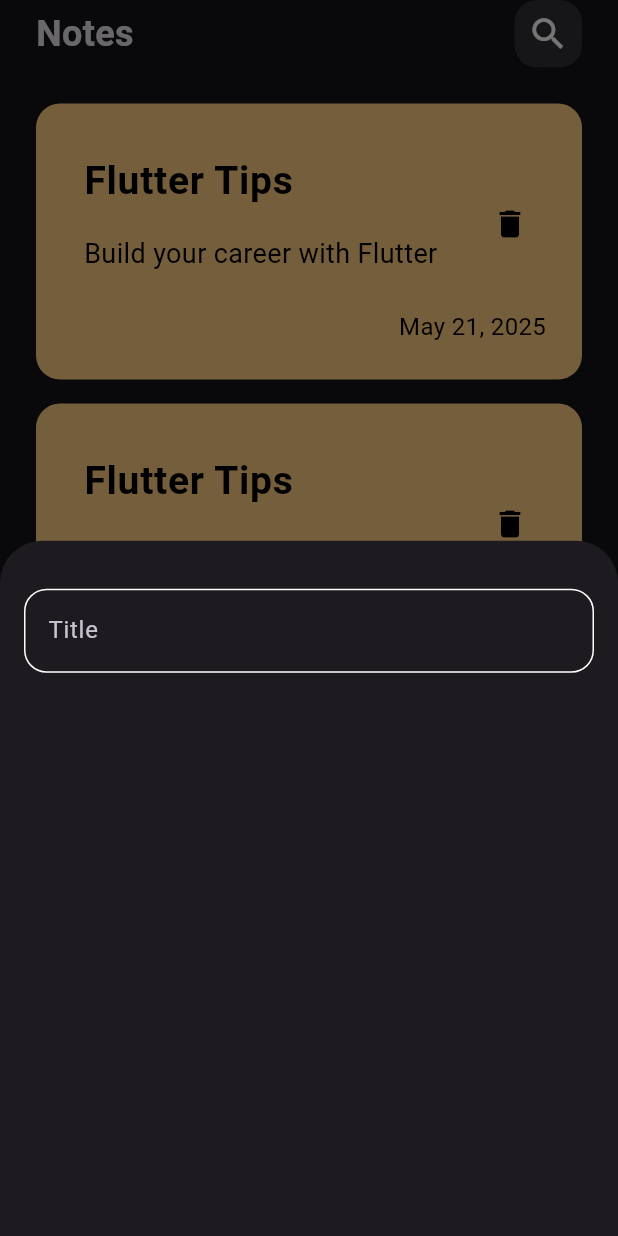
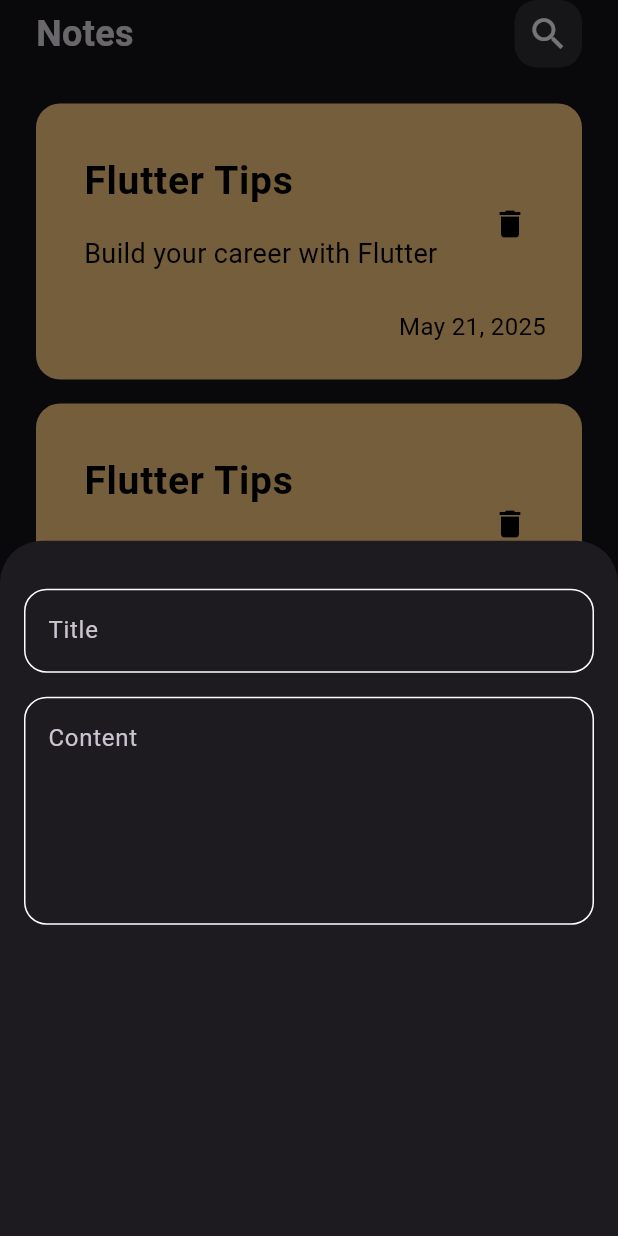
Before and after one commit to MohamedHany1512/notesApp, a Flutter app: the screen it shows after launch, after a tap on the "add" icon, on a phone screen of 412 x 824 dp. Run offline on Flutter 3.47's test engine with Material 3 defaults, Android fonts, the phone set to English and light mode, and no system bars.

Commit message:
add fields

```diff
--- a/lib/views/widgets/add_note_bottom_sheet.dart
+++ b/lib/views/widgets/add_note_bottom_sheet.dart
@@ -11,7 +11,9 @@ class AddNoteBottomSheet extends StatelessWidget {
       child: Column (children: [
 
         SizedBox(height: 32,),
-      CustomTextField()
+      CustomTextField(hint: "Title",),
+      SizedBox(height: 16,),
+      CustomTextField(hint: "Content",maxLines: 5,),
 
       ],),
     );
--- a/lib/views/widgets/custom_text_field.dart
+++ b/lib/views/widgets/custom_text_field.dart
@@ -2,14 +2,16 @@ import 'package:flutter/material.dart';
 import 'package:noteapp/constants.dart';
 
 class CustomTextField extends StatelessWidget {
-  const CustomTextField({super.key});
-
+  const CustomTextField({super.key,required this.hint, this.maxLines=1});
+final String? hint;
+final int maxLines;
   @override
   Widget build(BuildContext context) {
     return TextField(
+      maxLines: maxLines,
       cursorColor: kPrimaryColor,
       decoration: InputDecoration(
-        hintText: "Title",
+        hintText: hint,
 
         border: buildBorder(),
         enabledBorder: buildBorder(),
```
